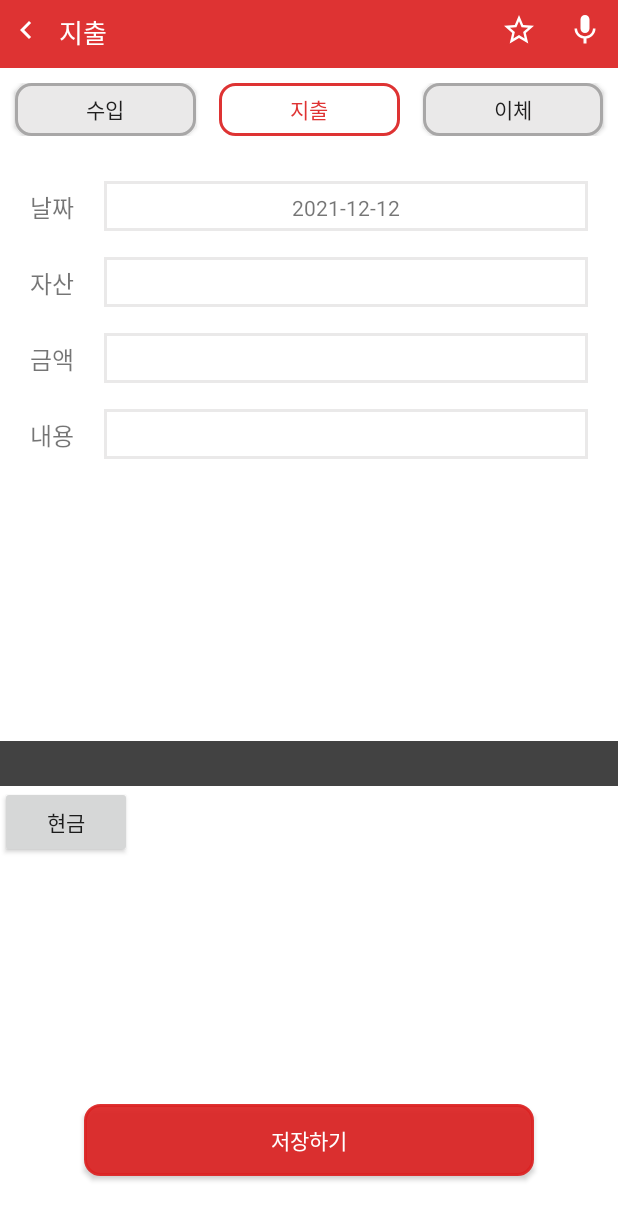
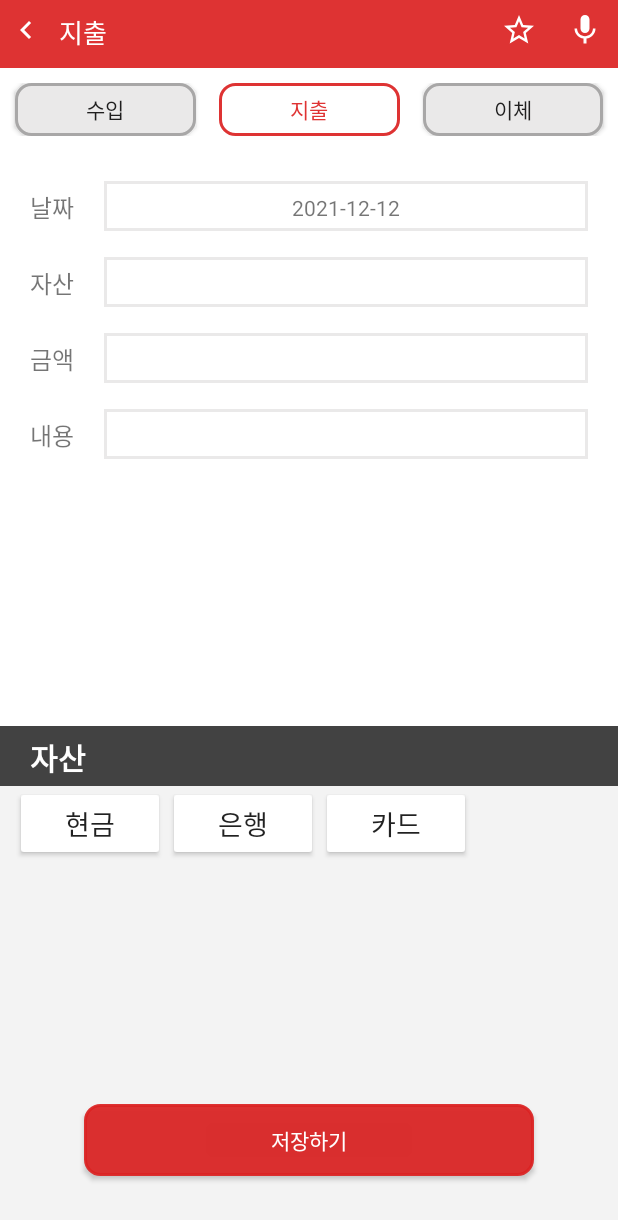
Before and after one commit to OliviaYJH/Android_AccountBook, an Android app: the AddRecordActivity screen opened directly, with no data from a screen before it, after a tap on an icon or button, on a phone screen of 412 x 824 dp. Shown: the top 1220 px of the screen. Run offline under Robolectric (Android 15) with nearby library versions, the phone set to English and light mode, and no system bars.

Commit message:
update: layout

```diff
--- a/app/src/main/java/com/example/accountbook/DayFragment.kt
+++ b/app/src/main/java/com/example/accountbook/DayFragment.kt
@@ -10,6 +10,7 @@ import android.view.View
 import android.view.ViewGroup
 import android.widget.LinearLayout
 import android.widget.Toast
+import androidx.recyclerview.widget.DividerItemDecoration
 import androidx.recyclerview.widget.LinearLayoutManager
 import androidx.recyclerview.widget.RecyclerView
 import com.example.accountbook.databinding.FragmentDayBinding
@@ -40,6 +41,8 @@ class DayFragment : Fragment() {
         recyclerView = binding.recyclerView
 
         initRecyclerView()
+
+        binding.recyclerView.addItemDecoration(DividerItemDecoration(context, LinearLayoutManager.VERTICAL))
 
         adapter?.setOnClickItem {
             var intent = Intent(activity, AddRecordActivity::class.java)
--- a/app/src/main/java/com/example/accountbook/PickTypeFragment.kt
+++ b/app/src/main/java/com/example/accountbook/PickTypeFragment.kt
@@ -29,6 +29,16 @@ class PickTypeFragment : BottomSheetDialogFragment() {
             mActivity.receiveData(binding.btnCash.text.toString())
             dismiss()
         }
+        binding.btnBank.setOnClickListener{
+            val mActivity = activity as AddRecordActivity
+            mActivity.receiveData(binding.btnBank.text.toString())
+            dismiss()
+        }
+        binding.btnCard.setOnClickListener{
+            val mActivity = activity as AddRecordActivity
+            mActivity.receiveData(binding.btnCard.text.toString())
+            dismiss()
+        }
 
         return binding.root
     }
--- a/app/src/main/res/layout/fragment_day.xml
+++ b/app/src/main/res/layout/fragment_day.xml
@@ -6,10 +6,13 @@
     xmlns:app="http://schemas.android.com/apk/res-auto"
     tools:context=".DayFragment">
 
+
         <androidx.recyclerview.widget.RecyclerView
             android:id="@+id/recyclerView"
             android:layout_width="match_parent"
             android:layout_height="match_parent"
             tools:listitem="@layout/item_recycler"
             />
+
+
 </FrameLayout>
--- a/app/src/main/res/layout/fragment_pick_type.xml
+++ b/app/src/main/res/layout/fragment_pick_type.xml
@@ -10,18 +10,63 @@
     <View
         android:id="@+id/view"
         android:layout_width="match_parent"
-        android:layout_height="30dp"
+        android:layout_height="40dp"
         android:background="#424242"
         android:layout_marginBottom="300dp"
         app:layout_constraintBottom_toBottomOf="parent"
         app:layout_constraintStart_toStartOf="parent" />
+    <TextView
+        android:layout_width="wrap_content"
+        android:layout_height="wrap_content"
+        android:text="자산"
+        android:textColor="@color/white"
+        app:layout_constraintTop_toTopOf="@+id/view"
+        android:textSize="20dp"
+        app:layout_constraintStart_toStartOf="parent"
+        android:layout_marginLeft="20dp"
+        android:layout_marginTop="6dp"
+        android:textStyle="bold"/>
+
+    <View
+        android:id="@+id/view2"
+        android:layout_width="match_parent"
+        android:layout_height="300dp"
+        android:background="#F3F3F3"
+        app:layout_constraintBottom_toBottomOf="parent"
+        app:layout_constraintStart_toStartOf="parent"
+        app:layout_constraintTop_toBottomOf="@+id/view"
+        app:layout_constraintVertical_bias="0.0" />
 
     <androidx.appcompat.widget.AppCompatButton
         android:id="@+id/btn_cash"
-        android:layout_width="wrap_content"
-        android:layout_height="wrap_content"
+        android:layout_width="100dp"
+        android:layout_height="50dp"
         android:text="현금"
+        android:textSize="18dp"
+        android:layout_marginLeft="10dp"
+        android:backgroundTint="#fff"
         app:layout_constraintTop_toBottomOf="@+id/view"
         app:layout_constraintStart_toStartOf="parent"/>
+    <androidx.appcompat.widget.AppCompatButton
+        android:id="@+id/btn_bank"
+        android:layout_width="100dp"
+        android:layout_height="50dp"
+        android:text="은행"
+        android:textSize="18dp"
+        android:backgroundTint="#fff"
+        android:layout_marginLeft="2dp"
+        app:layout_constraintTop_toBottomOf="@+id/view"
+        app:layout_constraintStart_toEndOf="@+id/btn_cash"/>
+    <androidx.appcompat.widget.AppCompatButton
+        android:id="@+id/btn_card"
+        android:layout_marginLeft="2dp"
+        android:layout_width="100dp"
+        android:layout_height="50dp"
+        android:text="카드"
+        android:textSize="18dp"
+        android:backgroundTint="#fff"
+        app:layout_constraintTop_toBottomOf="@+id/view"
+        app:layout_constraintStart_toEndOf="@+id/btn_bank"/>
+
 
 </androidx.constraintlayout.widget.ConstraintLayout>
```
Also changed, not shown: app/src/main/res/layout/activity_main.xml (+8 -4 lines), app/src/main/res/layout/item_recycler.xml (+21 -15 lines). Lines whose indentation alone changed are shown as unchanged.
